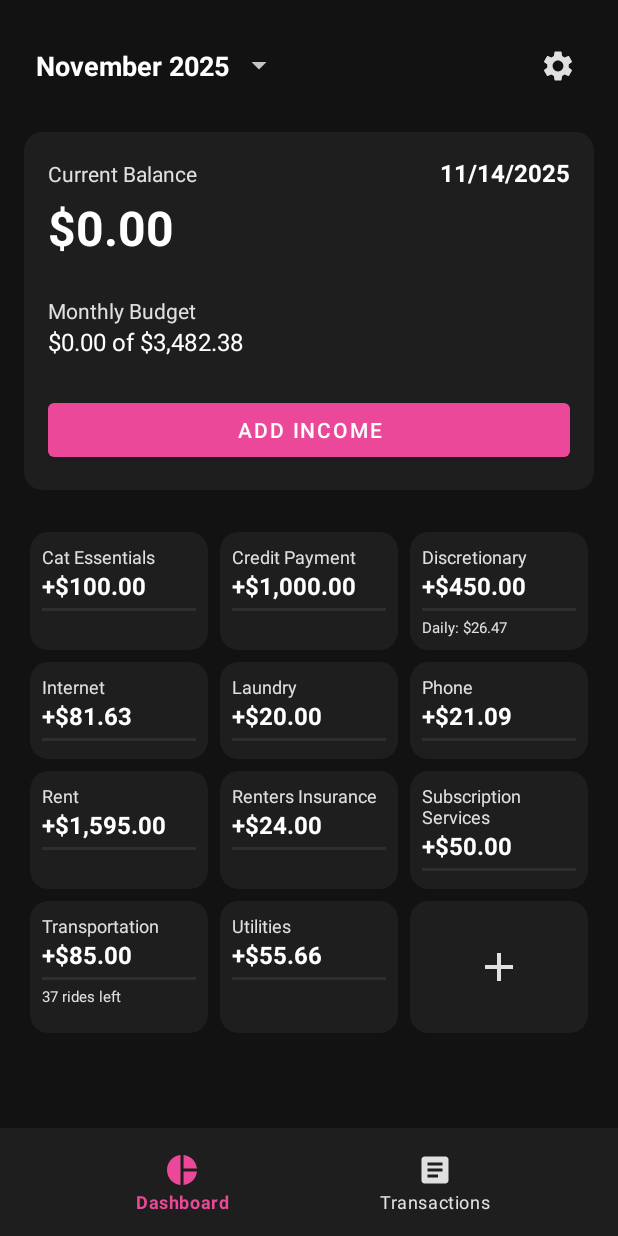
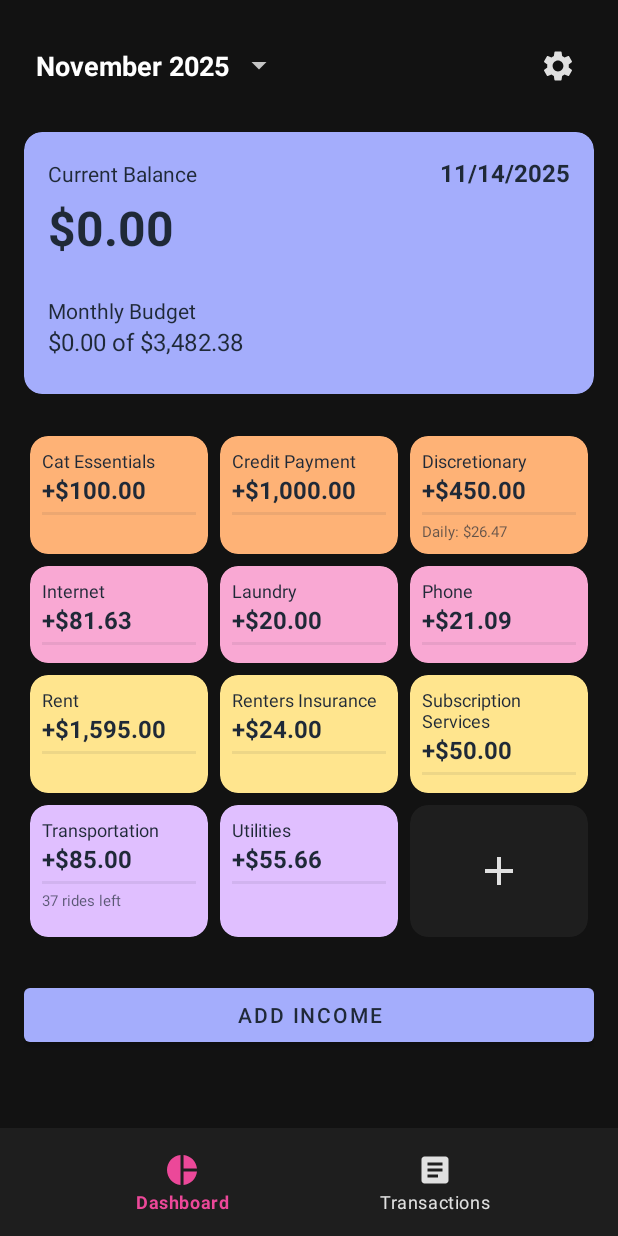
Before and after one commit to jcbwltrs/pocket, an Android app: the screen it shows after launch (MainActivity), on a phone screen of 412 x 824 dp. Run offline under Robolectric (Android 15) with nearby library versions, the phone set to English and light mode, and no system bars; our stand-ins replace Room's generated code, navigation-ui.

Commit message:
UI Design Updates -colors -layout

```diff
--- a/app/src/main/java/com/jcbwltrs/budgettracker/ui/dashboard/CategoryAdapter.kt
+++ b/app/src/main/java/com/jcbwltrs/budgettracker/ui/dashboard/CategoryAdapter.kt
@@ -14,30 +14,41 @@ import java.text.NumberFormat
 import java.util.Locale
 import kotlin.math.absoluteValue
 
-// 1. Add the new click listener for the "Add" button to the constructor
 class CategoryAdapter(
     private val onCategoryClick: (Triple<Category, Double, Double>) -> Unit,
     private val onCategoryLongClick: (Triple<Category, Double, Double>) -> Boolean,
-    private val onAddCategoryClick: () -> Unit, // <-- NEW
+    private val onAddCategoryClick: () -> Unit,
     private val calculateDailyBudget: (Category, Double) -> Double,
     private val calculateBusRides: (Double) -> Int
-) : ListAdapter<Triple<Category, Double, Double>, RecyclerView.ViewHolder>(CategoryDiffCallback()) { // 2. Changed to generic RecyclerView.ViewHolder
+) : ListAdapter<Triple<Category, Double, Double>, RecyclerView.ViewHolder>(CategoryDiffCallback()) {
 
-    // 3. Define constants for our two view types
     companion object {
         private const val VIEW_TYPE_CATEGORY = 0
         private const val VIEW_TYPE_ADD = 1
     }
 
-    // 4. Create a simple ViewHolder for the "Add" card
+    // NEW: Create a list of our "normal" pastel colors
+    private val pastelColors = listOf(
+        R.color.pastel_orange,
+        R.color.pastel_orange,
+        R.color.pastel_orange,
+        R.color.pastel_pink,
+        R.color.pastel_pink,
+        R.color.pastel_pink,
+        R.color.pastel_yellow,
+        R.color.pastel_yellow,
+        R.color.pastel_yellow,
+        R.color.pastel_purple,
+        R.color.pastel_purple,
+        R.color.pastel_purple,
+    )
+
     inner class AddCategoryViewHolder(view: View) : RecyclerView.ViewHolder(view)
 
-    // 5. Override getItemCount to add 1 for our "Add" button
     override fun getItemCount(): Int {
-        return currentList.size + 1 // List size + 1 for the "Add" button
+        return currentList.size + 1
     }
 
-    // 6. Override getItemViewType to tell the adapter which layout to use
     override fun getItemViewType(position: Int): Int {
         return if (position == currentList.size) {
             VIEW_TYPE_ADD
@@ -46,40 +57,35 @@ class CategoryAdapter(
         }
     }
 
-    // 7. Update onCreateViewHolder to inflate the correct layout
     override fun onCreateViewHolder(parent: ViewGroup, viewType: Int): RecyclerView.ViewHolder {
         val inflater = LayoutInflater.from(parent.context)
         return if (viewType == VIEW_TYPE_CATEGORY) {
-            // This is the same as your old code
             val binding = ItemCategoryBinding.inflate(inflater, parent, false)
             CategoryViewHolder(binding)
         } else {
-            // This inflates our new item_add_category.xml layout
             val view = inflater.inflate(R.layout.item_add_category, parent, false)
             AddCategoryViewHolder(view)
         }
     }
 
-    // 8. Update onBindViewHolder to bind the correct data or click listener
     override fun onBindViewHolder(holder: RecyclerView.ViewHolder, position: Int) {
         if (holder.itemViewType == VIEW_TYPE_CATEGORY) {
-            // This is a normal category, bind it as before
             val categoryData = getItem(position)
-            (holder as CategoryViewHolder).bind(categoryData)
+            // Pass the position to bind, so we can cycle colors
+            (holder as CategoryViewHolder).bind(categoryData, position)
         } else {
-            // This is our "Add" button, just set its click listener
             (holder as AddCategoryViewHolder).itemView.setOnClickListener {
                 onAddCategoryClick()
             }
         }
     }
 
-    // This is your original ViewHolder
     inner class CategoryViewHolder(
         private val binding: ItemCategoryBinding
     ) : RecyclerView.ViewHolder(binding.root) {
 
-        fun bind(categoryData: Triple<Category, Double, Double>) {
+        // Add position to the bind function parameters
+        fun bind(categoryData: Triple<Category, Double, Double>, position: Int) {
             val (category, spent, budget) = categoryData
             val remaining = budget - spent
             val isOverspent = remaining < 0
@@ -89,25 +95,25 @@ class CategoryAdapter(
             with(binding.root) {
                 setOnClickListener { onCategoryClick(categoryData) }
                 setOnLongClickListener {
-                    // Return true to indicate we've handled the long click and prevent the normal click
                     onCategoryLongClick(categoryData)
                 }
             }
             binding.tvCategoryName.text = category.name
-
-            // Set amount with +/- sign
             binding.tvAmount.text = when {
                 isOverspent -> "-$" + currencyFormat.format(remaining.absoluteValue).substring(1)
                 else -> "+$" + currencyFormat.format(remaining.absoluteValue).substring(1)
             }
 
-            // Update the appearance based on status
-            // NOTE: We will update these drawables in the next step
-            binding.root.background = when {
-                isOverspent -> itemView.context.getDrawable(R.drawable.bg_category_overspent)
-                isExact -> itemView.context.getDrawable(R.drawable.bg_category_completed)
-                else -> itemView.context.getDrawable(R.drawable.bg_category_normal)
+            // --- THIS IS THE NEW LOGIC ---
+            // Replace the old background drawable logic with this:
+            val colorRes = when {
+                isOverspent -> R.color.accent_red
+                isExact -> R.color.pastel_purple // Our "completed" state
+                else -> pastelColors[position % pastelColors.size] // Cycle through pastels
             }
+            binding.root.setCardBackgroundColor(ContextCompat.getColor(itemView.context, colorRes))
+            // --- END OF NEW LOGIC ---
+
 
             // Handle progress bar visibility
             binding.progressCategory.visibility = when {
@@ -145,14 +151,12 @@ class CategoryAdapter(
                     isOverspent -> {
                         visibility = View.VISIBLE
                         setImageResource(R.drawable.ic_close)
-                        // UPDATED: Use new theme accent color
-                        setColorFilter(ContextCompat.getColor(context, R.color.accent_red))
+                        setColorFilter(ContextCompat.getColor(context, R.color.text_dark_primary)) // Use dark text
                     }
                     isExact -> {
                         visibility = View.VISIBLE
                         setImageResource(R.drawable.ic_check)
-                        // UPDATED: Use new theme accent color
-                        setColorFilter(ContextCompat.getColor(context, R.color.accent_green))
+                        setColorFilter(ContextCompat.getColor(context, R.color.text_dark_primary)) // Use dark text
                     }
                     else -> {
                         visibility = View.GONE
--- a/app/src/main/java/com/jcbwltrs/budgettracker/ui/dialog/AddIncomeDialog.kt
+++ b/app/src/main/java/com/jcbwltrs/budgettracker/ui/dialog/AddIncomeDialog.kt
@@ -41,6 +41,8 @@ class AddIncomeDialog(
 
     override fun onViewCreated(view: View, savedInstanceState: Bundle?) {
         super.onViewCreated(view, savedInstanceState)
+
+        dialog?.window?.setBackgroundDrawableResource(android.R.color.transparent)
 
         // Set up initial date
         binding.etDate.setText(dateFormat.format(calendar.time))
--- a/app/src/main/java/com/jcbwltrs/budgettracker/ui/dialog/AddTransactionDialog.kt
+++ b/app/src/main/java/com/jcbwltrs/budgettracker/ui/dialog/AddTransactionDialog.kt
@@ -43,6 +43,8 @@ class AddTransactionDialog(
 
     override fun onViewCreated(view: View, savedInstanceState: Bundle?) {
         super.onViewCreated(view, savedInstanceState)
+
+        dialog?.window?.setBackgroundDrawableResource(android.R.color.transparent)
 
         // Set up initial date
         binding.etDate.setText(dateFormat.format(calendar.time))
--- a/app/src/main/java/com/jcbwltrs/budgettracker/ui/dialog/EditCategoryDialog.kt
+++ b/app/src/main/java/com/jcbwltrs/budgettracker/ui/dialog/EditCategoryDialog.kt
@@ -36,6 +36,9 @@ class EditCategoryDialog(
 
     override fun onViewCreated(view: View, savedInstanceState: Bundle?) {
         super.onViewCreated(view, savedInstanceState)
+
+        dialog?.window?.setBackgroundDrawableResource(android.R.color.transparent)
+
         setupInitialValues()
         setupListeners()
 
--- a/app/src/main/res/layout/fragment_dashboard.xml
+++ b/app/src/main/res/layout/fragment_dashboard.xml
@@ -59,9 +59,8 @@
             <com.google.android.material.card.MaterialCardView
                 android:layout_width="match_parent"
                 android:layout_height="wrap_content"
-                android:layout_marginBottom="24dp">
-
-                <LinearLayout
+                android:layout_marginBottom="24dp"
+                app:cardBackgroundColor="@color/pastel_blue"> <LinearLayout
                 android:layout_width="match_parent"
                 android:layout_height="wrap_content"
                 android:orientation="vertical"
@@ -77,8 +76,7 @@
                         android:layout_width="wrap_content"
                         android:layout_height="wrap_content"
                         android:text="Current Balance"
-                            android:textColor="?android:attr/textColorSecondary"
-                            android:textSize="14sp"/>
+                        android:textColor="@color/text_dark_primary" android:textSize="14sp"/>
 
                     <TextView
                         android:id="@+id/tv_current_date"
@@ -86,8 +84,7 @@
                         android:layout_height="wrap_content"
                         android:layout_weight="1"
                         android:textAlignment="textEnd"
-                            android:textColor="?android:attr/textColorPrimary"
-                            android:textSize="16sp"
+                        android:textColor="@color/text_dark_primary" android:textSize="16sp"
                         android:textStyle="bold"
                         tools:text="01/12/2025"/>
                 </LinearLayout>
@@ -96,8 +93,7 @@
                     android:id="@+id/tv_current_balance"
                     android:layout_width="wrap_content"
                     android:layout_height="wrap_content"
-                        android:textColor="?android:attr/textColorPrimary"
-                        android:textSize="32sp"
+                    android:textColor="@color/text_dark_primary" android:textSize="32sp"
                     android:textStyle="bold"
                     android:layout_marginBottom="24dp"
                     tools:text="$2,500.00"/>
@@ -106,25 +102,16 @@
                     android:layout_width="wrap_content"
                     android:layout_height="wrap_content"
                     android:text="Monthly Budget"
-                        android:textColor="?android:attr/textColorSecondary"
-                        android:textSize="14sp"/>
+                    android:textColor="@color/text_dark_primary" android:textSize="14sp"/>
 
                 <TextView
                     android:id="@+id/tv_overall_budget"
                     android:layout_width="wrap_content"
                     android:layout_height="wrap_content"
-                        android:textColor="?android:attr/textColorPrimary"
-                        android:textSize="16sp"
+                    android:textColor="@color/text_dark_primary" android:textSize="16sp"
                     android:layout_marginBottom="8dp"
                     tools:text="$1,500 of $3,400"/>
 
-                    <Button
-                        android:id="@+id/btn_add_income"
-                        android:layout_width="match_parent"
-                        android:layout_height="wrap_content"
-                        android:layout_marginTop="16dp"
-                        android:text="Add Income"
-                        style="@style/Widget.MaterialComponents.Button" />
 
             </LinearLayout>
             </com.google.android.material.card.MaterialCardView>
@@ -137,6 +124,17 @@
                 app:layoutManager="androidx.recyclerview.widget.GridLayoutManager"
                 app:spanCount="3"
                 tools:listitem="@layout/item_category" />
+
+            <Button
+                android:id="@+id/btn_add_income"
+                android:layout_width="match_parent"
+                android:layout_height="wrap_content"
+                android:layout_marginTop="8dp"
+                android:layout_marginBottom="16dp"
+                android:text="Add Income"
+                android:textColor="@color/text_dark_primary"
+                app:backgroundTint="@color/pastel_blue"
+                style="@style/Widget.MaterialComponents.Button" />
 
             <LinearLayout
                 android:id="@+id/layout_completed"
@@ -159,7 +157,6 @@
                     android:layout_height="wrap_content"
                     app:layoutManager="androidx.recyclerview.widget.GridLayoutManager"
                     app:spanCount="3" />
-
             </LinearLayout>
 
         </LinearLayout>
--- a/app/src/main/res/layout/item_category.xml
+++ b/app/src/main/res/layout/item_category.xml
@@ -6,8 +6,8 @@
     android:layout_width="match_parent"
     android:layout_height="wrap_content"
     android:layout_margin="4dp"
-    app:cardBackgroundColor="?attr/colorSurface" app:cardElevation="0dp"
-    app:strokeWidth="0dp"> <LinearLayout
+    app:cardElevation="0dp"
+    tools:cardBackgroundColor="@color/pastel_pink"> <LinearLayout
     android:layout_width="match_parent"
     android:layout_height="wrap_content"
     android:orientation="vertical"
@@ -17,14 +17,14 @@
         android:id="@+id/tv_category_name"
         android:layout_width="wrap_content"
         android:layout_height="wrap_content"
-        android:textColor="?android:attr/textColorSecondary" android:textSize="12sp"
+        android:textColor="@color/text_dark_primary" android:textSize="12sp"
         tools:text="Food" />
 
     <TextView
         android:id="@+id/tv_amount"
         android:layout_width="wrap_content"
         android:layout_height="wrap_content"
-        android:textColor="?android:attr/textColorPrimary" android:textSize="16sp"
+        android:textColor="@color/text_dark_primary" android:textSize="16sp"
         android:textStyle="bold"
         tools:text="+$250" />
 
@@ -35,13 +35,14 @@
         android:layout_height="2dp"
         android:layout_marginTop="4dp"
         android:layout_marginBottom="4dp"
-        android:progressTint="?attr/colorPrimary" android:progressBackgroundTint="#44FFFFFF" android:visibility="visible" />
+        android:progressTint="@color/text_dark_primary" android:progressBackgroundTint="#4D1F2937" android:visibility="visible" />
 
     <TextView
         android:id="@+id/tv_additional_info"
         android:layout_width="wrap_content"
         android:layout_height="wrap_content"
-        android:textColor="?android:attr/textColorSecondary" android:textSize="10sp"
+        android:textColor="@color/text_dark_primary" android:alpha="0.7"
+        android:textSize="10sp"
         android:visibility="gone"
         tools:text="Daily: $8"
         tools:visibility="visible" />
@@ -52,8 +53,7 @@
         android:layout_height="14dp"
         android:layout_gravity="end|top"
         android:visibility="gone"
-        app:tint="?attr/colorPrimary"
-        tools:src="@drawable/ic_check"
+        app:tint="@color/text_dark_primary" tools:src="@drawable/ic_check"
         tools:visibility="visible" />
 
 </LinearLayout>
--- a/app/src/main/res/values/colors.xml
+++ b/app/src/main/res/values/colors.xml
@@ -4,7 +4,21 @@
     <color name="accent_yellow">#FDE047</color>
     <color name="accent_blue">#38BDF8</color> <color name="accent_green">#22C55E</color>
     <color name="accent_red">#EF4444</color>
-    <color name="accent_orange">#F97316</color> <color name="background_dark">#121212</color> <color name="surface_dark">#1E1E1E</color> <color name="text_primary">#FFFFFFFF</color> <color name="text_secondary">#E0E0E0</color> <color name="text_tertiary">#BDBDBD</color> <color name="black">#FF000000</color>
+    <color name="accent_orange">#F97316</color>
+    <color name="background_dark">#121212</color>
+    <color name="surface_dark">#1E1E1E</color>
+    <color name="text_primary">#FFFFFFFF</color>
+    <color name="text_secondary">#E0E0E0</color>
+    <color name="text_tertiary">#BDBDBD</color>
+    <color name="black">#FF000000</color>
     <color name="white">#FFFFFFFF</color>
     <color name="accent_pink_selection">#33EC4899</color>
+    <color name="pastel_blue">#a4adfc</color>
+    <color name="pastel_yellow">#ffe58e</color>
+    <color name="pastel_pink">#f9a8d3</color>
+    <color name="pastel_purple">#e0bfff</color>
+    <color name="pastel_green">#ECFDF5</color>
+    <color name="pastel_red">#FEE2E2</color>
+    <color name="pastel_orange">#feb276</color>
+    <color name="text_dark_primary">#1F2937</color>
 </resources>
--- a/app/src/main/res/values/themes.xml
+++ b/app/src/main/res/values/themes.xml
@@ -23,6 +23,11 @@
         <item name="android:windowLightStatusBar" tools:targetApi="m">false</item>
 
         <item name="materialCardViewStyle">@style/Widget.App.CardView</item>
+        <item name="dialogTheme">@style/App.Dialog.Theme</item>
+    </style>
+
+    <style name="App.Dialog.Theme" parent="Theme.MaterialComponents.DayNight.Dialog">
+        <item name="android:windowBackground">@android:color/transparent</item>
     </style>
 
     <style name="Widget.App.CardView" parent="Widget.MaterialComponents.CardView">
```
Lines whose indentation alone changed are shown as unchanged.
